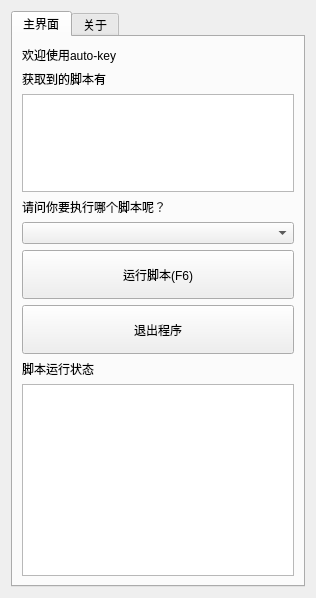
Above: interaction/auto_key.ui from Blushyes/auto-key before the change. Below: the same form after it.
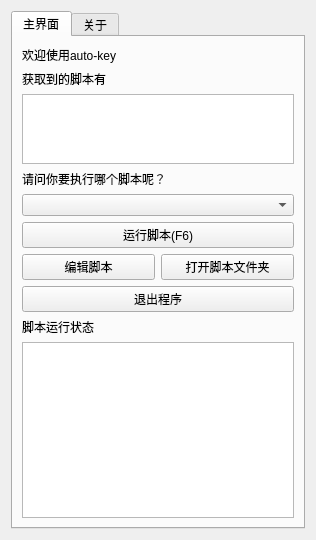
That is the form after the change.

Commit message: 增加 编辑脚本 和 打开脚本文件夹 按钮

What changed in the file:
```diff
--- a/interaction/auto_key.ui
+++ b/interaction/auto_key.ui
@@ -7,7 +7,7 @@
     <x>0</x>
     <y>0</y>
     <width>316</width>
-    <height>598</height>
+    <height>540</height>
    </rect>
   </property>
   <property name="windowTitle">
@@ -40,6 +40,9 @@
        </item>
        <item>
         <widget class="QPlainTextEdit" name="plainTextEdit_script_list">
+         <property name="enabled">
+          <bool>true</bool>
+         </property>
          <property name="sizePolicy">
           <sizepolicy hsizetype="Expanding" vsizetype="Expanding">
            <horstretch>0</horstretch>
@@ -74,6 +77,24 @@
          </property>
         </widget>
        </item>
+       <item>
+        <layout class="QHBoxLayout" name="horizontalLayout">
+         <item>
+          <widget class="QPushButton" name="pushButton_edit_script">
+           <property name="text">
+            <string>编辑脚本</string>
+           </property>
+          </widget>
+         </item>
+         <item>
+          <widget class="QPushButton" name="pushButton_open_script_folder">
+           <property name="text">
+            <string>打开脚本文件夹</string>
+           </property>
+          </widget>
+         </item>
+        </layout>
+       </item>
        <item>
         <widget class="QPushButton" name="pushButton_exit">
          <property name="sizePolicy">
```
The commit also changes 6 other files.
